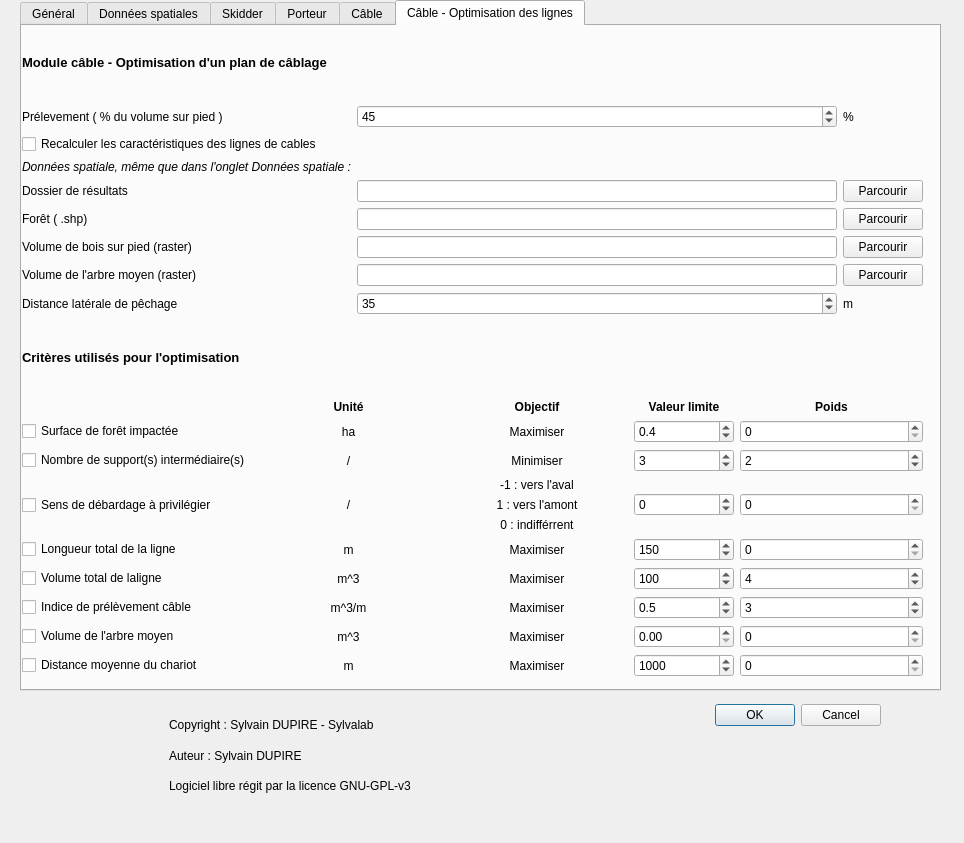
Tijjat/Sylvaccess_qgis_plugin, file sylvaccess_plugin/sylvaccess_plugin_dialog_base.ui: the form before one commit.
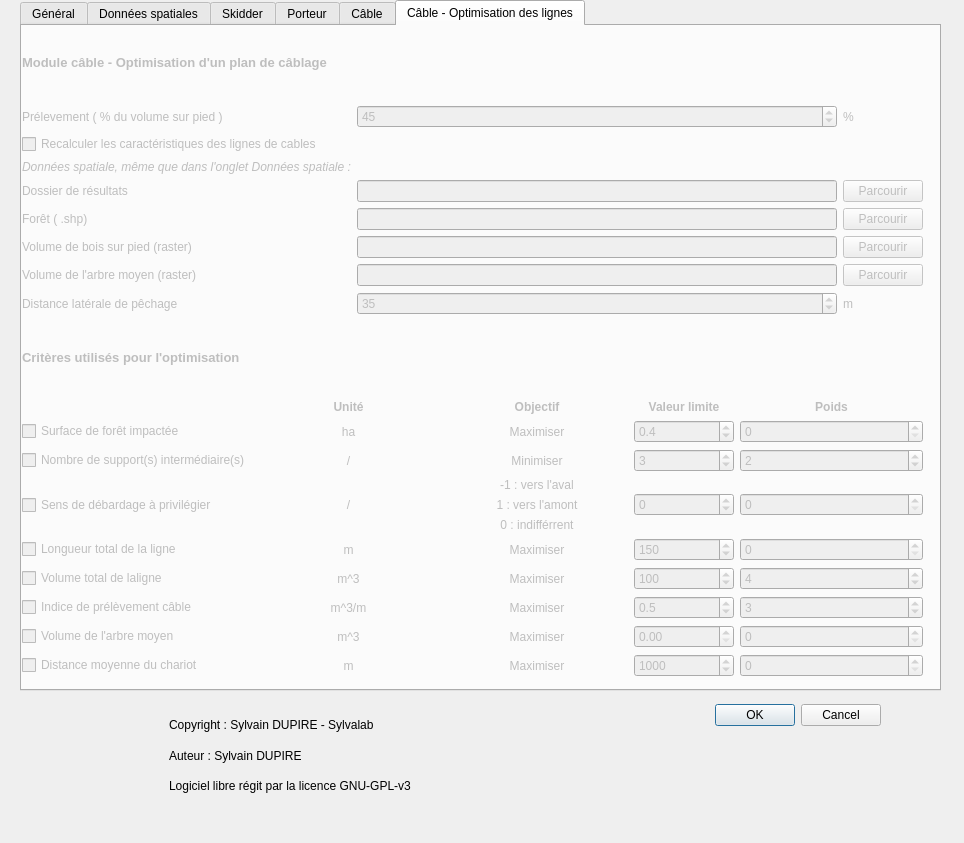
The form after the commit. Icons and pictures are not drawn.

Commit message:
Changement nom des éléments
changement du nom d'élément mal nommées + accès désactivé par défaut a certain tab

```diff
--- a/sylvaccess_plugin/sylvaccess_plugin_dialog_base.ui
+++ b/sylvaccess_plugin/sylvaccess_plugin_dialog_base.ui
@@ -3552,6 +3552,9 @@
     </widget>
    </widget>
    <widget class="QWidget" name="cable_opti">
+    <property name="enabled">
+     <bool>false</bool>
+    </property>
     <attribute name="title">
      <string>Câble - Optimisation des lignes</string>
     </attribute>
@@ -3584,7 +3587,7 @@
         <item row="6" column="2">
          <widget class="QPushButton" name="pushButton_14">
           <property name="enabled">
-           <bool>true</bool>
+           <bool>false</bool>
           </property>
           <property name="text">
            <string>Parcourir</string>
@@ -3597,7 +3600,7 @@
         <item row="8" column="2">
          <widget class="QPushButton" name="pushButton_16">
           <property name="enabled">
-           <bool>true</bool>
+           <bool>false</bool>
           </property>
           <property name="text">
            <string>Parcourir</string>
@@ -3639,7 +3642,7 @@
         <item row="7" column="2">
          <widget class="QPushButton" name="pushButton_15">
           <property name="enabled">
-           <bool>true</bool>
+           <bool>false</bool>
           </property>
           <property name="text">
            <string>Parcourir</string>
@@ -3677,7 +3680,7 @@
         <item row="3" column="2">
          <widget class="QPushButton" name="pushButton_17">
           <property name="enabled">
-           <bool>true</bool>
+           <bool>false</bool>
           </property>
           <property name="text">
            <string>Parcourir</string>
```
Left out of the diff: 25 changed lines with no effect on the pictures.
